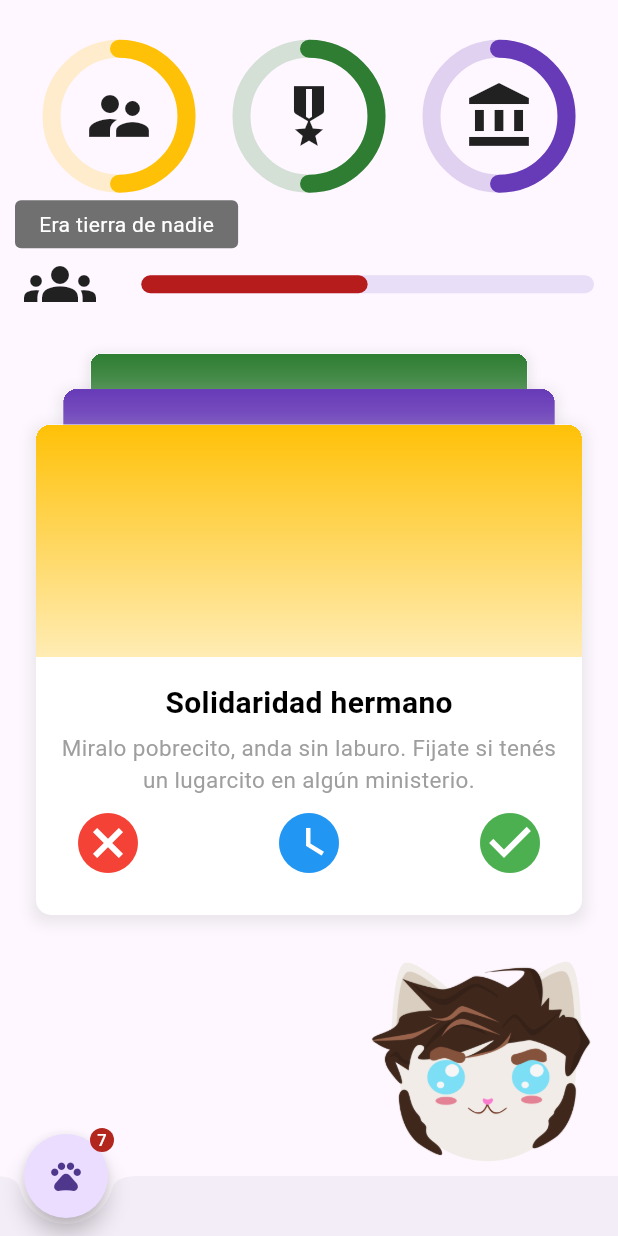
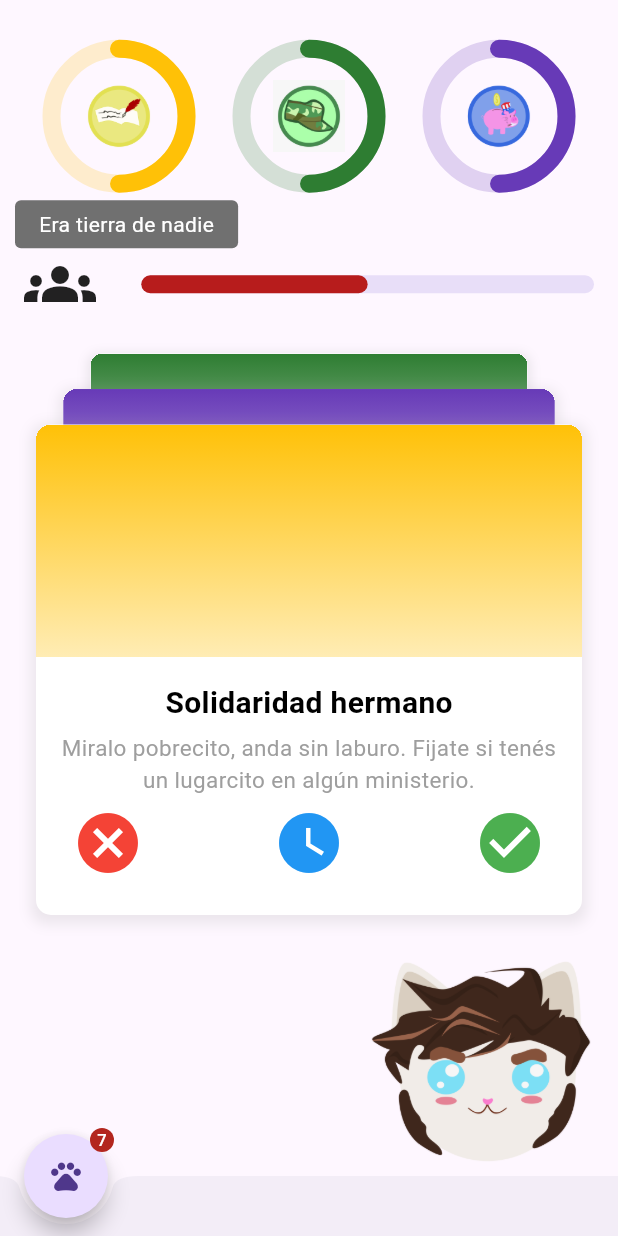
Before and after one commit to renecura/gatito-mimoso, a Flutter app: the Game screen opened by its route, on a phone screen of 412 x 824 dp. Run offline on Flutter 3.47's test engine with Material 3 defaults, Android fonts, the phone set to English and light mode, and no system bars; drawn by our look-alikes of flutter_card_swiper; our stand-ins replace flutter_riverpod.

Commit message:
PatronModel modificaciones

```diff
--- a/lib/constants.dart
+++ b/lib/constants.dart
@@ -5,25 +5,25 @@ import 'models/patron_model.dart';
 final gente = PatronModel(
   id: 'G',
   color: Colors.red.shade900,
-  icon: Icons.group,
+  imagePath: 'assets/images/gatito/gatito06.png',
   status: Status.gente,
 );
 final casta = PatronModel(
   id: 'C',
   color: Colors.amber,
-  icon: Icons.supervisor_account,
+  imagePath: 'assets/images/casta_icon.png',
   status: Status.casta,
 );
 final fuerzas = PatronModel(
   id: 'F',
   color: Colors.green.shade800,
-  icon: Icons.military_tech,
+  imagePath: 'assets/images/fuerzas_icon.jpeg',
   status: Status.fuerzas,
 );
 final establishment = PatronModel(
   id: 'E',
   color: Colors.deepPurple,
-  icon: Icons.account_balance,
+  imagePath: 'assets/images/icon_establishment.png',
   status: Status.establishment,
 );
 
--- a/lib/models/patron_model.dart
+++ b/lib/models/patron_model.dart
@@ -4,13 +4,15 @@ import 'package:gatito_mimoso/game_state.dart';
 class PatronModel {
   final String id;
   final Color color;
-  final IconData icon;
+  final IconData? icon;
+  final String? imagePath;
   final Status status;
 
   PatronModel({
     required this.id,
     required this.color,
-    required this.icon,
+    this.icon,
+    this.imagePath,
     required this.status,
   });
 }
--- a/lib/termometros/patronbar.dart
+++ b/lib/termometros/patronbar.dart
@@ -17,7 +17,18 @@ class PatronBar extends ConsumerWidget {
     return Stack(
       alignment: Alignment.center,
       children: [
-        Icon(patron.icon, size: 48),
+        if (patron.icon != null)
+          Icon(
+            patron.icon,
+            size: 48,
+          )
+        else if (patron.imagePath != null)
+          Image.asset(
+            patron.imagePath!,
+            width: 48,
+            height: 48,
+            // Puedes agregar más propiedades según sea necesario
+          ),
         CircularProgressIndicator(
           strokeWidth: 12,
           strokeAlign: 4.5,
```
